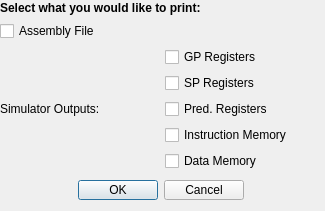
Above: printform.ui from antreask/simulator before the change. Below: the same form after it.
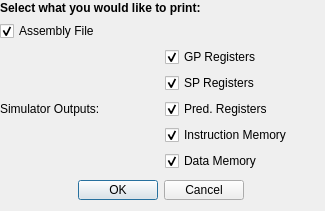
That is the form after the change.

```diff
--- a/printform.ui
+++ b/printform.ui
@@ -46,6 +46,9 @@
         <property name="text">
          <string>Instruction Memory</string>
         </property>
+        <property name="checked">
+         <bool>true</bool>
+        </property>
        </widget>
       </item>
       <item row="2" column="0">
@@ -53,6 +56,9 @@
         <property name="text">
          <string>Pred. Registers</string>
         </property>
+        <property name="checked">
+         <bool>true</bool>
+        </property>
        </widget>
       </item>
       <item row="1" column="0">
@@ -60,6 +66,9 @@
         <property name="text">
          <string>SP Registers</string>
         </property>
+        <property name="checked">
+         <bool>true</bool>
+        </property>
        </widget>
       </item>
       <item row="0" column="0">
@@ -73,6 +82,9 @@
         <property name="text">
          <string>GP Registers</string>
         </property>
+        <property name="checked">
+         <bool>true</bool>
+        </property>
        </widget>
       </item>
       <item row="4" column="0">
@@ -80,6 +92,9 @@
         <property name="text">
          <string>Data Memory</string>
         </property>
+        <property name="checked">
+         <bool>true</bool>
+        </property>
        </widget>
       </item>
      </layout>
@@ -89,6 +104,9 @@
       <property name="text">
        <string>Assembly File</string>
       </property>
+      <property name="checked">
+       <bool>true</bool>
+      </property>
      </widget>
     </item>
     <item row="1" column="0" colspan="2">
```
